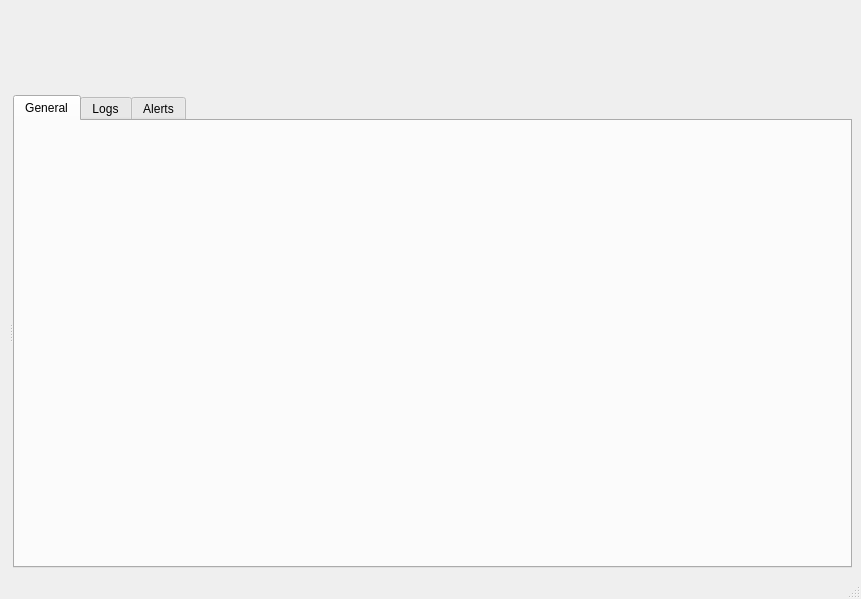
The window that app/ui/MainWindow.ui (labasse/sp2606-snfleet) describes before a commit, drawn with Qt 5.
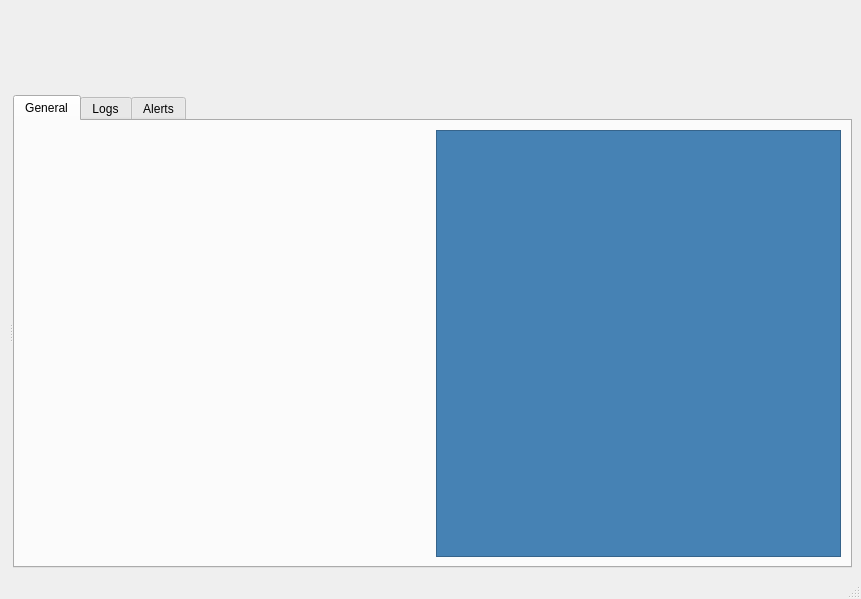
The same window after the commit.

Commit message: Workshop 3.1 - Hexagonal in events with status and payload processing

Patch:
```diff
--- a/app/ui/MainWindow.ui
+++ b/app/ui/MainWindow.ui
@@ -41,7 +41,7 @@
           </widget>
          </item>
          <item>
-          <widget class="QFrame" name="eventsMapView">
+          <widget class="QStackedWidget" name="eventsMapView">
            <property name="autoFillBackground">
             <bool>false</bool>
            </property>
@@ -57,6 +57,7 @@
            <property name="lineWidth">
             <number>0</number>
            </property>
+           <widget class="QWidget" name="eventsMapViewPage1" native="true"/>
           </widget>
          </item>
         </layout>
```
Left out of the diff: 2 changed lines with no effect on the pictures. The commit also changes 24 other files.
